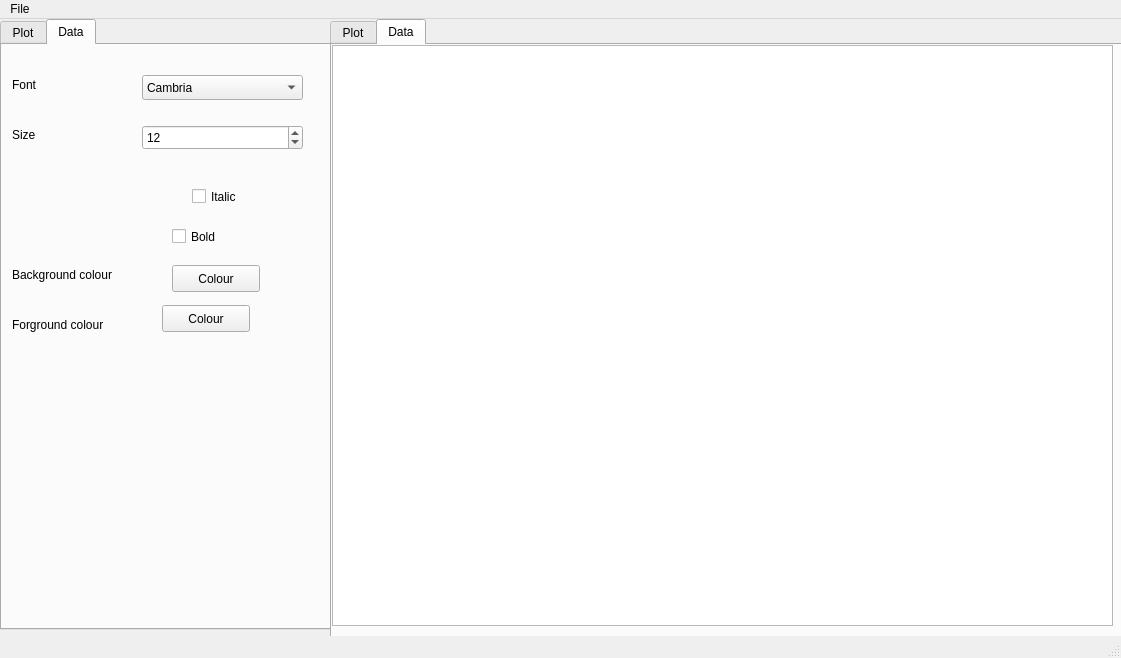
Old version of the form mainwindow.ui in the repository lqcharska/DataAnalyser.
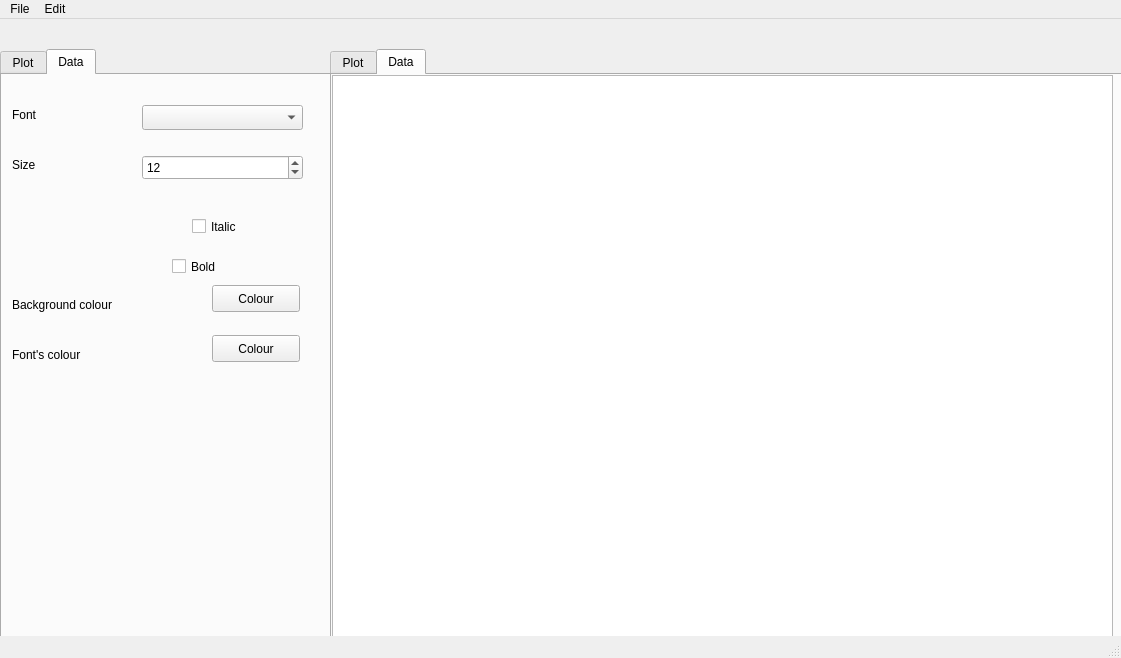
New version of the form.

Patch:
```diff
--- a/mainwindow.ui
+++ b/mainwindow.ui
@@ -21,9 +21,9 @@
     <property name="geometry">
      <rect>
       <x>0</x>
-      <y>0</y>
+      <y>30</y>
       <width>331</width>
-      <height>611</height>
+      <height>591</height>
      </rect>
     </property>
     <property name="currentIndex">
@@ -47,6 +47,11 @@
         <height>25</height>
        </rect>
       </property>
+      <item>
+       <property name="text">
+        <string/>
+       </property>
+      </item>
       <item>
        <property name="text">
         <string>Cambria</string>
@@ -131,7 +136,7 @@
        </rect>
       </property>
       <property name="text">
-       <string>Forground colour</string>
+       <string>Font's colour</string>
       </property>
      </widget>
      <widget class="QCheckBox" name="checkBox">
@@ -166,8 +171,8 @@
      <widget class="QPushButton" name="pushButton">
       <property name="geometry">
        <rect>
-        <x>170</x>
-        <y>220</y>
+        <x>210</x>
+        <y>210</y>
         <width>88</width>
         <height>27</height>
        </rect>
@@ -179,7 +184,7 @@
      <widget class="QPushButton" name="pushButton_2">
       <property name="geometry">
        <rect>
-        <x>160</x>
+        <x>210</x>
         <y>260</y>
         <width>88</width>
         <height>27</height>
@@ -195,9 +200,9 @@
     <property name="geometry">
      <rect>
       <x>330</x>
-      <y>0</y>
+      <y>30</y>
       <width>801</width>
-      <height>631</height>
+      <height>601</height>
      </rect>
     </property>
     <property name="currentIndex">
@@ -259,7 +264,21 @@
     <addaction name="actionSave_as_2"/>
     <addaction name="actionClose_project"/>
    </widget>
+   <widget class="QMenu" name="menuEdit">
+    <property name="title">
+     <string>Edit</string>
+    </property>
+    <addaction name="actionNight_mode"/>
+    <addaction name="actionDay_mode"/>
+    <addaction name="separator"/>
+    <addaction name="actionFont_s_style"/>
+    <addaction name="actionBackground_s_colour"/>
+    <addaction name="actionFont_s_colour"/>
+    <addaction name="actionBackground_font_s_colour"/>
+    <addaction name="separator"/>
+   </widget>
    <addaction name="menuFile"/>
+   <addaction name="menuEdit"/>
   </widget>
   <widget class="QStatusBar" name="statusbar"/>
   <action name="actionOpen_CSV">
```
Left out of the diff: 42 changed lines with no effect on the pictures.
